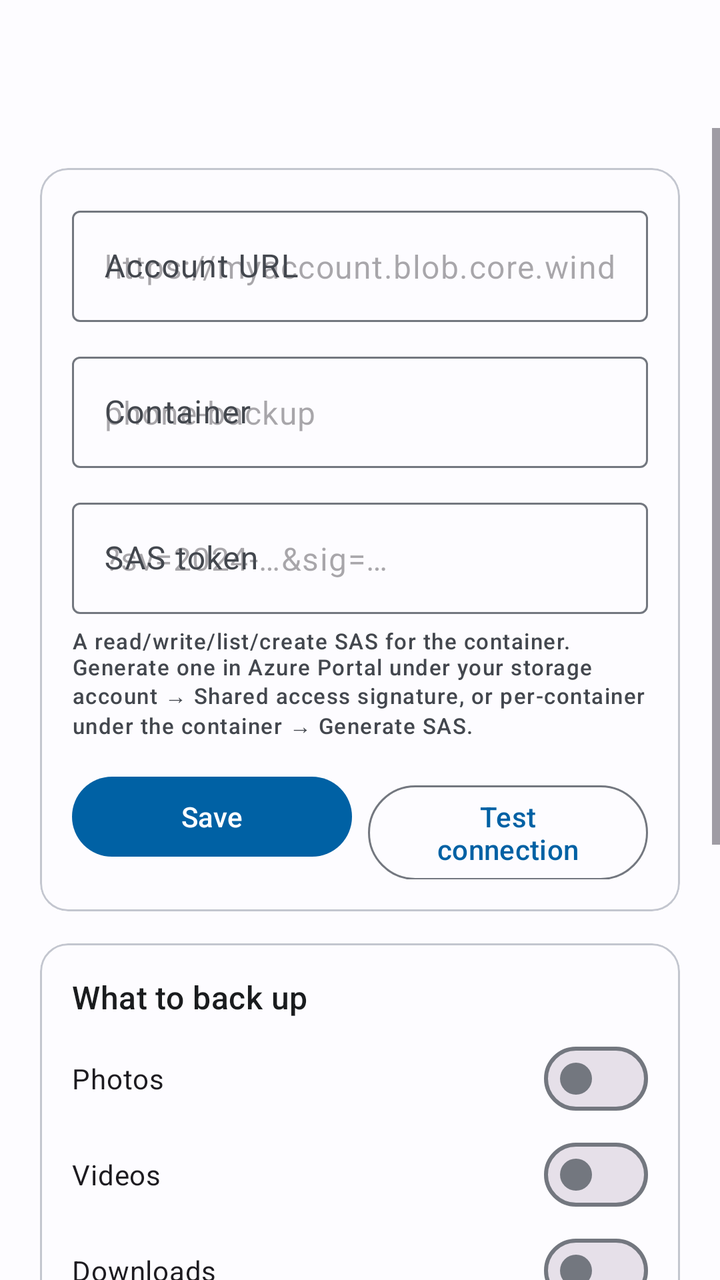
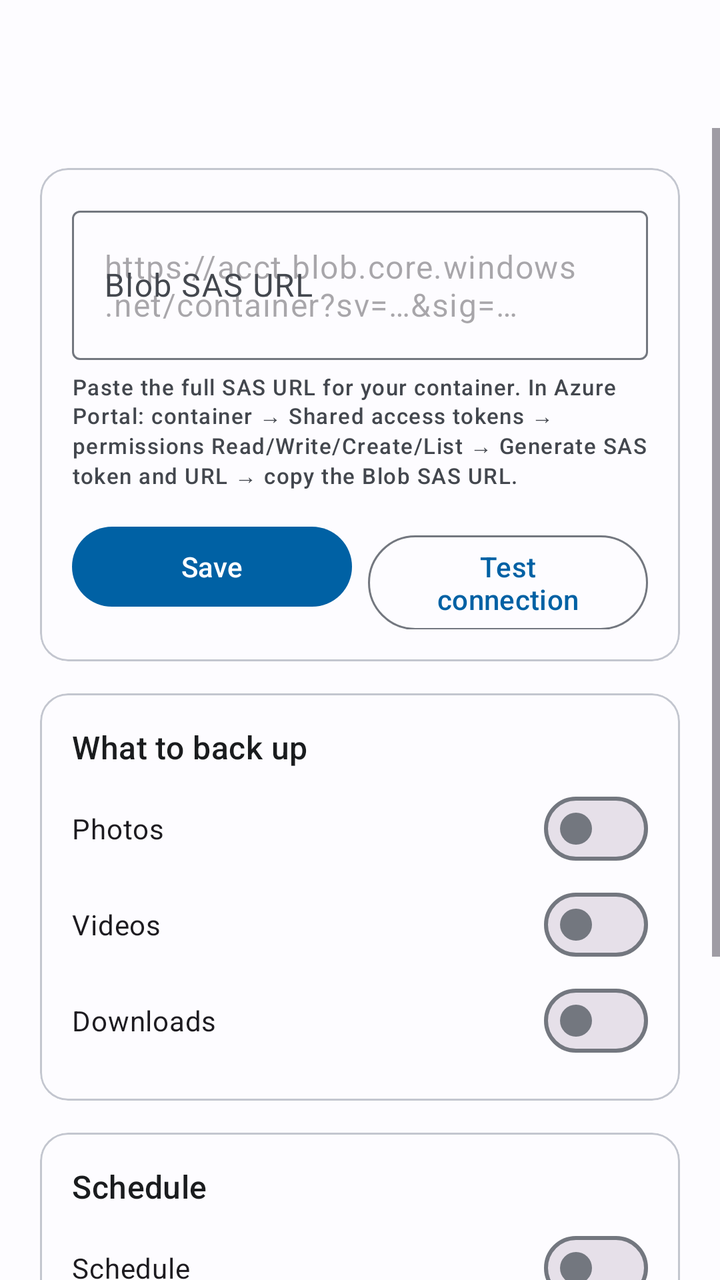

An Android layout rendered at two revisions. The XML below is the earlier revision; the diff shows what the commit changed to produce the second picture.
<!-- AndroidManifest.xml: application theme Theme.ShayBackup -->
<!-- res/layout/activity_settings.xml -->
<?xml version="1.0" encoding="utf-8"?>
<LinearLayout xmlns:android="http://schemas.android.com/apk/res/android"
    xmlns:app="http://schemas.android.com/apk/res-auto"
    android:layout_width="match_parent"
    android:layout_height="match_parent"
    android:orientation="vertical"
    android:background="?attr/colorSurface">

    <com.google.android.material.appbar.MaterialToolbar
        android:id="@+id/toolbar"
        android:layout_width="match_parent"
        android:layout_height="?attr/actionBarSize"
        android:background="?attr/colorSurface"
        app:titleTextAppearance="?attr/textAppearanceTitleLarge" />

    <ScrollView
        android:layout_width="match_parent"
        android:layout_height="match_parent">

        <LinearLayout
            android:layout_width="match_parent"
            android:layout_height="wrap_content"
            android:orientation="vertical"
            android:padding="20dp">

            <com.google.android.material.card.MaterialCardView
                android:layout_width="match_parent"
                android:layout_height="wrap_content"
                android:layout_marginBottom="16dp"
                app:cardCornerRadius="14dp"
                app:cardElevation="0dp"
                app:strokeWidth="1dp"
                app:strokeColor="?attr/colorOutlineVariant">

                <LinearLayout
                    android:layout_width="match_parent"
                    android:layout_height="wrap_content"
                    android:orientation="vertical"
                    android:padding="16dp">

                    <com.google.android.material.textfield.TextInputLayout
                        style="@style/Widget.Material3.TextInputLayout.OutlinedBox"
                        android:layout_width="match_parent"
                        android:layout_height="wrap_content"
                        android:hint="@string/azure_account_url"
                        android:layout_marginBottom="12dp">

                        <com.google.android.material.textfield.TextInputEditText
                            android:id="@+id/etAccountUrl"
                            android:layout_width="match_parent"
                            android:layout_height="wrap_content"
                            android:inputType="textUri"
                            android:hint="@string/azure_account_url_hint" />
                    </com.google.android.material.textfield.TextInputLayout>

                    <com.google.android.material.textfield.TextInputLayout
                        style="@style/Widget.Material3.TextInputLayout.OutlinedBox"
                        android:layout_width="match_parent"
                        android:layout_height="wrap_content"
                        android:hint="@string/azure_container"
                        android:layout_marginBottom="12dp">

                        <com.google.android.material.textfield.TextInputEditText
                            android:id="@+id/etContainer"
                            android:layout_width="match_parent"
                            android:layout_height="wrap_content"
                            android:inputType="text"
                            android:hint="@string/azure_container_hint" />
                    </com.google.android.material.textfield.TextInputLayout>

                    <com.google.android.material.textfield.TextInputLayout
                        style="@style/Widget.Material3.TextInputLayout.OutlinedBox"
                        android:layout_width="match_parent"
                        android:layout_height="wrap_content"
                        android:hint="@string/azure_sas">

                        <com.google.android.material.textfield.TextInputEditText
                            android:id="@+id/etSas"
                            android:layout_width="match_parent"
                            android:layout_height="wrap_content"
                            android:inputType="textMultiLine"
                            android:hint="@string/azure_sas_hint" />
                    </com.google.android.material.textfield.TextInputLayout>

                    <TextView
                        android:layout_width="match_parent"
                        android:layout_height="wrap_content"
                        android:layout_marginTop="6dp"
                        android:text="@string/azure_sas_help"
                        android:textAppearance="?attr/textAppearanceLabelSmall"
                        android:textColor="?attr/colorOnSurfaceVariant" />

                    <LinearLayout
                        android:layout_width="match_parent"
                        android:layout_height="wrap_content"
                        android:layout_marginTop="14dp"
                        android:orientation="horizontal">

                        <com.google.android.material.button.MaterialButton
                            android:id="@+id/btnSave"
                            android:layout_width="0dp"
                            android:layout_height="wrap_content"
                            android:layout_weight="1"
                            android:text="@string/save" />

                        <com.google.android.material.button.MaterialButton
                            android:id="@+id/btnTest"
                            style="@style/Widget.Material3.Button.OutlinedButton"
                            android:layout_width="0dp"
                            android:layout_height="wrap_content"
                            android:layout_weight="1"
                            android:layout_marginStart="8dp"
                            android:text="@string/test_connection" />
                    </LinearLayout>
                </LinearLayout>
            </com.google.android.material.card.MaterialCardView>

            <com.google.android.material.card.MaterialCardView
                android:layout_width="match_parent"
                android:layout_height="wrap_content"
                android:layout_marginBottom="16dp"
                app:cardCornerRadius="14dp"
                app:cardElevation="0dp"
                app:strokeWidth="1dp"
                app:strokeColor="?attr/colorOutlineVariant">

                <LinearLayout
                    android:layout_width="match_parent"
                    android:layout_height="wrap_content"
                    android:orientation="vertical"
                    android:padding="16dp">

                    <TextView
                        android:layout_width="match_parent"
                        android:layout_height="wrap_content"
                        android:text="@string/sources_title"
                        android:textAppearance="?attr/textAppearanceTitleMedium"
                        android:textColor="?attr/colorOnSurface"
                        android:layout_marginBottom="6dp" />

                    <com.google.android.material.materialswitch.MaterialSwitch
                        android:id="@+id/swImages"
                        android:layout_width="match_parent"
                        android:layout_height="wrap_content"
                        android:text="@string/src_images" />

                    <com.google.android.material.materialswitch.MaterialSwitch
                        android:id="@+id/swVideos"
                        android:layout_width="match_parent"
                        android:layout_height="wrap_content"
                        android:text="@string/src_videos" />

                    <com.google.android.material.materialswitch.MaterialSwitch
                        android:id="@+id/swDownloads"
                        android:layout_width="match_parent"
                        android:layout_height="wrap_content"
                        android:text="@string/src_downloads" />
                </LinearLayout>
            </com.google.android.material.card.MaterialCardView>

            <com.google.android.material.card.MaterialCardView
                android:layout_width="match_parent"
                android:layout_height="wrap_content"
                app:cardCornerRadius="14dp"
                app:cardElevation="0dp"
                app:strokeWidth="1dp"
                app:strokeColor="?attr/colorOutlineVariant">

                <LinearLayout
                    android:layout_width="match_parent"
                    android:layout_height="wrap_content"
                    android:orientation="vertical"
                    android:padding="16dp">

                    <TextView
                        android:layout_width="match_parent"
                        android:layout_height="wrap_content"
                        android:text="@string/schedule_title"
                        android:textAppearance="?attr/textAppearanceTitleMedium"
                        android:textColor="?attr/colorOnSurface"
                        android:layout_marginBottom="6dp" />

                    <com.google.android.material.materialswitch.MaterialSwitch
                        android:id="@+id/swSchedule"
                        android:layout_width="match_parent"
                        android:layout_height="wrap_content"
                        android:text="@string/schedule_title" />

                    <com.google.android.material.materialswitch.MaterialSwitch
                        android:id="@+id/swWifi"
                        android:layout_width="match_parent"
                        android:layout_height="wrap_content"
                        android:text="@string/schedule_wifi_only" />

                    <com.google.android.material.materialswitch.MaterialSwitch
                        android:id="@+id/swCharging"
                        android:layout_width="match_parent"
                        android:layout_height="wrap_content"
                        android:text="@string/schedule_only_charging" />

                    <TextView
                        android:id="@+id/tvIntervalLabel"
                        android:layout_width="match_parent"
                        android:layout_height="wrap_content"
                        android:layout_marginTop="8dp"
                        android:textAppearance="?attr/textAppearanceBodyMedium"
                        android:textColor="?attr/colorOnSurface" />

                    <com.google.android.material.slider.Slider
                        android:id="@+id/sliderInterval"
                        android:layout_width="match_parent"
                        android:layout_height="wrap_content"
                        android:valueFrom="1"
                        android:valueTo="24"
                        android:stepSize="1" />
                </LinearLayout>
            </com.google.android.material.card.MaterialCardView>

        </LinearLayout>
    </ScrollView>
</LinearLayout>
<!-- resources referenced by this layout -->
<resources>
  <string name="azure_account_url">Account URL</string>
  <string name="azure_account_url_hint">https://myaccount.blob.core.windows.net</string>
  <string name="azure_container">Container</string>
  <string name="azure_container_hint">phone-backup</string>
  <string name="azure_sas">SAS token</string>
  <string name="azure_sas_help">A read/write/list/create SAS for the container. Generate one in Azure Portal under your storage account → Shared access signature, or per-container under the container → Generate SAS.</string>
  <string name="azure_sas_hint">"?sv=2024-…&amp;sig=…"</string>
  <string name="save">Save</string>
  <string name="schedule_only_charging">Only when charging</string>
  <string name="schedule_title">Schedule</string>
  <string name="schedule_wifi_only">Only on Wi-Fi</string>
  <string name="sources_title">What to back up</string>
  <string name="src_downloads">Downloads</string>
  <string name="src_images">Photos</string>
  <string name="src_videos">Videos</string>
  <string name="test_connection">Test connection</string>
  <style name="Theme.ShayBackup" parent="Theme.Material3.DayNight.NoActionBar">
          <item name="colorPrimary">@color/md_theme_light_primary</item>
          <item name="colorOnPrimary">@color/md_theme_light_onPrimary</item>
          <item name="colorPrimaryContainer">@color/md_theme_light_primaryContainer</item>
          <item name="colorOnPrimaryContainer">@color/md_theme_light_onPrimaryContainer</item>
          <item name="colorSecondary">@color/md_theme_light_secondary</item>
          <item name="colorOnSecondary">@color/md_theme_light_onSecondary</item>
          <item name="colorSecondaryContainer">@color/md_theme_light_secondaryContainer</item>
          <item name="colorOnSecondaryContainer">@color/md_theme_light_onSecondaryContainer</item>
          <item name="colorSurface">@color/md_theme_light_surface</item>
          <item name="colorOnSurface">@color/md_theme_light_onSurface</item>
          <item name="colorSurfaceVariant">@color/md_theme_light_surfaceVariant</item>
          <item name="colorOnSurfaceVariant">@color/md_theme_light_onSurfaceVariant</item>
          <item name="colorOutline">@color/md_theme_light_outline</item>
          <item name="colorOutlineVariant">@color/md_theme_light_outlineVariant</item>
          <item name="android:colorBackground">@color/md_theme_light_background</item>
          <item name="colorOnBackground">@color/md_theme_light_onBackground</item>
          <item name="android:statusBarColor">@android:color/transparent</item>
          <item name="android:navigationBarColor">@android:color/transparent</item>
      </style>
  <color name="md_theme_light_primary">#0061A4</color>
  <color name="md_theme_light_onPrimary">#FFFFFF</color>
  <color name="md_theme_light_primaryContainer">#D1E4FF</color>
  <color name="md_theme_light_onPrimaryContainer">#001D36</color>
  <color name="md_theme_light_secondary">#535F70</color>
  <color name="md_theme_light_onSecondary">#FFFFFF</color>
  <color name="md_theme_light_secondaryContainer">#D7E3F8</color>
  <color name="md_theme_light_onSecondaryContainer">#101C2B</color>
  <color name="md_theme_light_surface">#FDFCFF</color>
  <color name="md_theme_light_onSurface">#1A1C1E</color>
  <color name="md_theme_light_surfaceVariant">#DFE2EB</color>
  <color name="md_theme_light_onSurfaceVariant">#43474E</color>
  <color name="md_theme_light_outline">#73777F</color>
  <color name="md_theme_light_outlineVariant">#C3C6CF</color>
  <color name="md_theme_light_background">#FDFCFF</color>
  <color name="md_theme_light_onBackground">#1A1C1E</color>
</resources>

<!-- the commit's change to res/layout/activity_settings.xml (unified diff, before → after) -->
@@ -39,54 +39,25 @@
                     android:padding="16dp">
 
                     <com.google.android.material.textfield.TextInputLayout
+                        android:id="@+id/sasUrlLayout"
                         style="@style/Widget.Material3.TextInputLayout.OutlinedBox"
                         android:layout_width="match_parent"
                         android:layout_height="wrap_content"
-                        android:hint="@string/azure_account_url"
-                        android:layout_marginBottom="12dp">
+                        android:hint="@string/azure_sas_url">
 
                         <com.google.android.material.textfield.TextInputEditText
-                            android:id="@+id/etAccountUrl"
+                            android:id="@+id/etSasUrl"
                             android:layout_width="match_parent"
                             android:layout_height="wrap_content"
-                            android:inputType="textUri"
-                            android:hint="@string/azure_account_url_hint" />
-                    </com.google.android.material.textfield.TextInputLayout>
-
-                    <com.google.android.material.textfield.TextInputLayout
-                        style="@style/Widget.Material3.TextInputLayout.OutlinedBox"
-                        android:layout_width="match_parent"
-                        android:layout_height="wrap_content"
-                        android:hint="@string/azure_container"
-                        android:layout_marginBottom="12dp">
-
-                        <com.google.android.material.textfield.TextInputEditText
-                            android:id="@+id/etContainer"
-                            android:layout_width="match_parent"
-                            android:layout_height="wrap_content"
-                            android:inputType="text"
-                            android:hint="@string/azure_container_hint" />
-                    </com.google.android.material.textfield.TextInputLayout>
-
-                    <com.google.android.material.textfield.TextInputLayout
-                        style="@style/Widget.Material3.TextInputLayout.OutlinedBox"
-                        android:layout_width="match_parent"
-                        android:layout_height="wrap_content"
-                        android:hint="@string/azure_sas">
-
-                        <com.google.android.material.textfield.TextInputEditText
-                            android:id="@+id/etSas"
-                            android:layout_width="match_parent"
-                            android:layout_height="wrap_content"
-                            android:inputType="textMultiLine"
-                            android:hint="@string/azure_sas_hint" />
+                            android:inputType="textMultiLine|textUri"
+                            android:hint="@string/azure_sas_url_hint" />
                     </com.google.android.material.textfield.TextInputLayout>
 
                     <TextView
                         android:layout_width="match_parent"
                         android:layout_height="wrap_content"
                         android:layout_marginTop="6dp"
-                        android:text="@string/azure_sas_help"
+                        android:text="@string/azure_sas_url_help"
                         android:textAppearance="?attr/textAppearanceLabelSmall"
                         android:textColor="?attr/colorOnSurfaceVariant" />
 
<!-- resource entries referenced after the edit -->
@@ -1,12 +1,8 @@
 <!-- resources referenced by this layout -->
 <resources>
-  <string name="azure_account_url">Account URL</string>
-  <string name="azure_account_url_hint">https://myaccount.blob.core.windows.net</string>
-  <string name="azure_container">Container</string>
-  <string name="azure_container_hint">phone-backup</string>
-  <string name="azure_sas">SAS token</string>
-  <string name="azure_sas_help">A read/write/list/create SAS for the container. Generate one in Azure Portal under your storage account → Shared access signature, or per-container under the container → Generate SAS.</string>
-  <string name="azure_sas_hint">"?sv=2024-…&amp;sig=…"</string>
+  <string name="azure_sas_url">Blob SAS URL</string>
+  <string name="azure_sas_url_help">Paste the full SAS URL for your container. In Azure Portal: container → Shared access tokens → permissions Read/Write/Create/List → Generate SAS token and URL → copy the Blob SAS URL.</string>
+  <string name="azure_sas_url_hint">https://acct.blob.core.windows.net/container?sv=…&amp;sig=…</string>
   <string name="save">Save</string>
   <string name="schedule_only_charging">Only when charging</string>
   <string name="schedule_title">Schedule</string>
